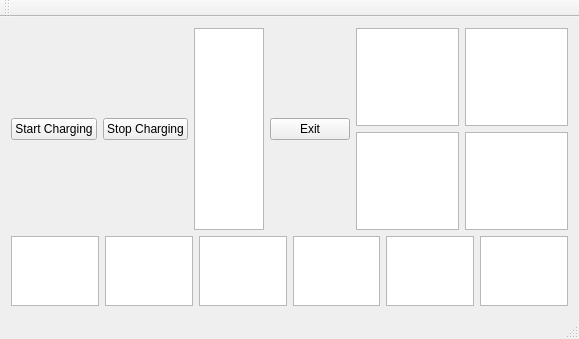
Old version of the form mainwindow.ui in the repository quanganhtran/formula-data-logger.
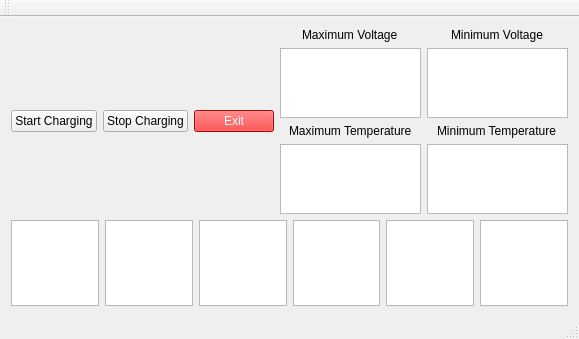
New version of the form.

Commit message: important commit: layouts, highlighting and bug fixes

Patch:
```diff
--- a/mainwindow.ui
+++ b/mainwindow.ui
@@ -14,7 +14,7 @@
    <string>MainWindow</string>
   </property>
   <widget class="QWidget" name="centralWidget">
-   <layout class="QVBoxLayout" name="verticalLayout_2">
+   <layout class="QVBoxLayout" name="verticalLayout_2" stretch="2,8">
     <item>
      <layout class="QHBoxLayout" name="horizontalLayoutUp">
       <item>
@@ -31,11 +31,12 @@
         </property>
        </widget>
       </item>
-      <item>
-       <widget class="QTableView" name="tableViewMain"/>
-      </item>
       <item>
        <widget class="QPushButton" name="exitBtn">
+        <property name="styleSheet">
+         <string notr="true">color: rgb(255, 255, 255);
+background-color: rgb(255, 0, 0);</string>
+        </property>
         <property name="text">
          <string>Exit</string>
         </property>
@@ -46,15 +47,43 @@
         <item row="1" column="0">
          <widget class="QTableView" name="tViewMaxVolt"/>
         </item>
-        <item row="2" column="0">
-         <widget class="QTableView" name="tViewMaxTemp"/>
-        </item>
-        <item row="2" column="1">
-         <widget class="QTableView" name="tViewMinTemp"/>
+        <item row="0" column="0" alignment="Qt::AlignHCenter">
+         <widget class="QLabel" name="label">
+          <property name="text">
+           <string>Maximum Voltage</string>
+          </property>
+         </widget>
         </item>
         <item row="1" column="1">
          <widget class="QTableView" name="tViewMinVolt"/>
         </item>
+        <item row="0" column="1" alignment="Qt::AlignHCenter">
+         <widget class="QLabel" name="label_2">
+          <property name="text">
+           <string>Minimum Voltage</string>
+          </property>
+         </widget>
+        </item>
+        <item row="2" column="1" alignment="Qt::AlignHCenter">
+         <widget class="QLabel" name="label_4">
+          <property name="text">
+           <string>Minimum Temperature</string>
+          </property>
+         </widget>
+        </item>
+        <item row="3" column="1">
+         <widget class="QTableView" name="tViewMinTemp"/>
+        </item>
+        <item row="3" column="0">
+         <widget class="QTableView" name="tViewMaxTemp"/>
+        </item>
+        <item row="2" column="0" alignment="Qt::AlignHCenter">
+         <widget class="QLabel" name="label_3">
+          <property name="text">
+           <string>Maximum Temperature</string>
+          </property>
+         </widget>
+        </item>
        </layout>
       </item>
      </layout>
```
The commit also changes 4 other files.
